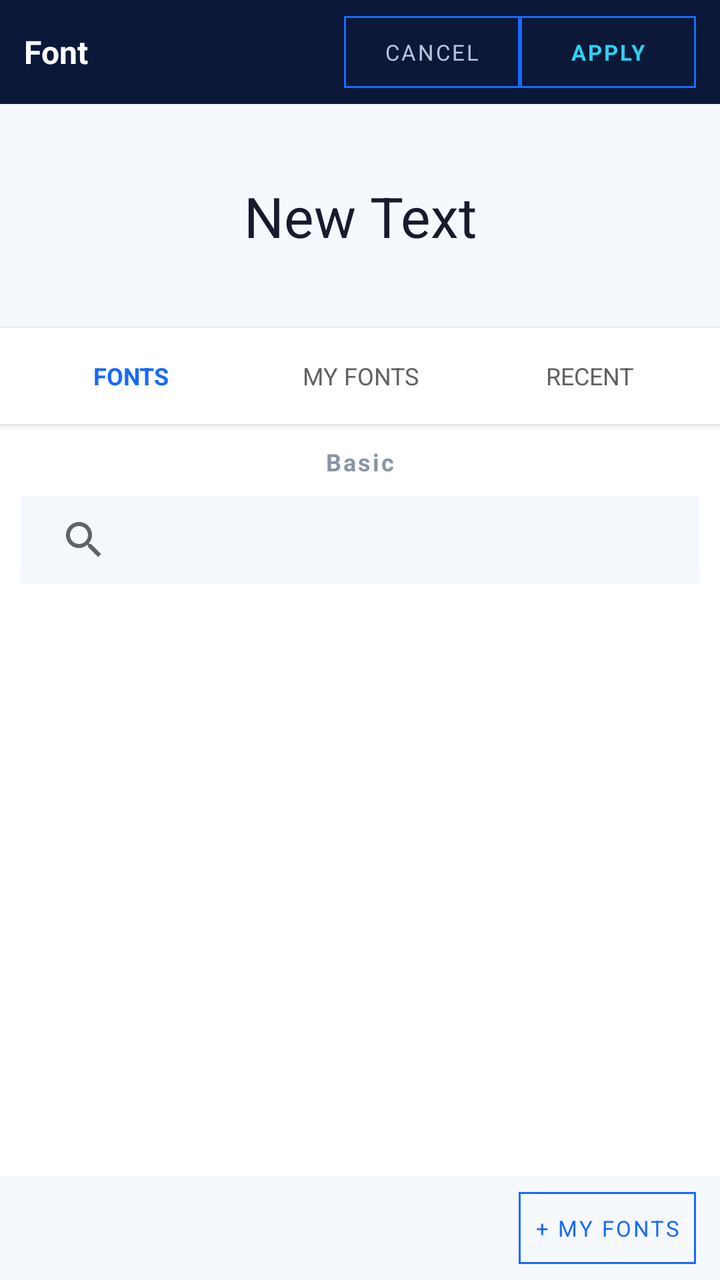
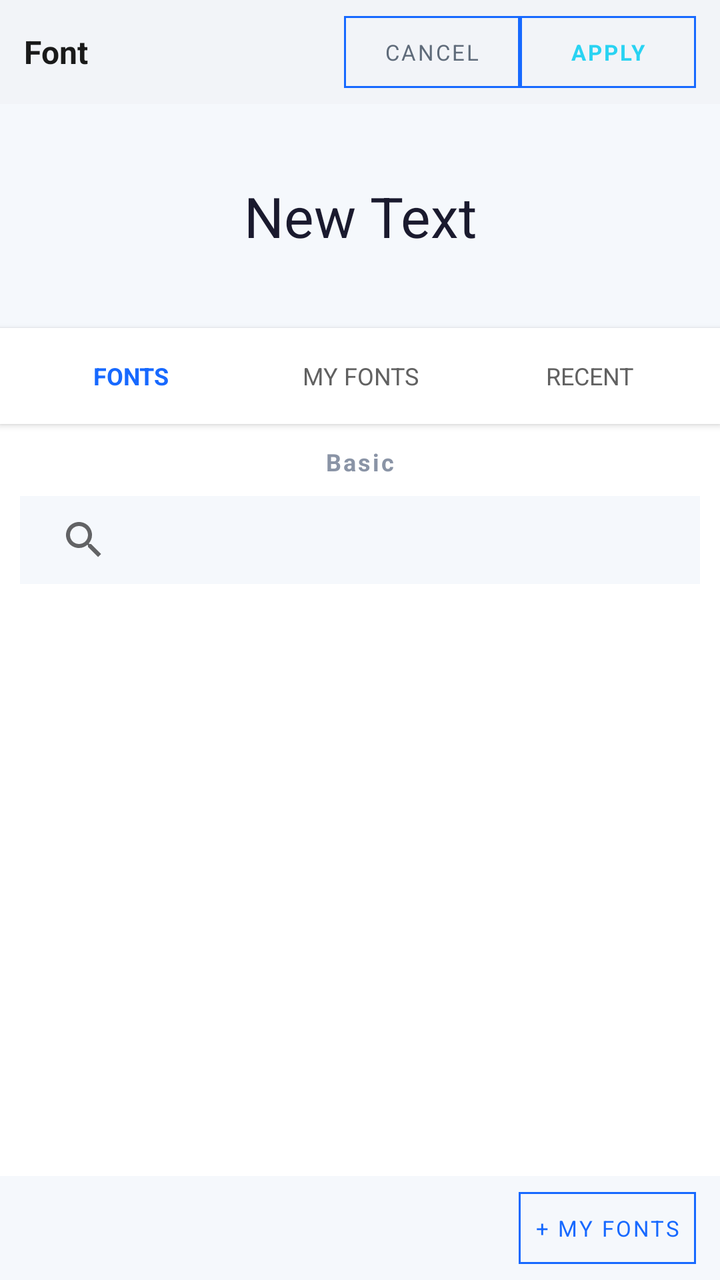

The first picture is an Android layout as it rendered before a commit; the second is the same layout after the commit. The layout source and the unified diff follow.
<!-- AndroidManifest.xml: application theme AppTheme -->
<!-- res/layout/dialog_font_picker.xml -->
<?xml version="1.0" encoding="utf-8"?>
<LinearLayout xmlns:android="http://schemas.android.com/apk/res/android"
    android:layout_width="match_parent"
    android:layout_height="match_parent"
    android:orientation="vertical"
    android:background="#FFFFFF">

    <LinearLayout
        android:layout_width="match_parent"
        android:layout_height="52dp"
        android:gravity="center_vertical"
        android:orientation="horizontal"
        android:background="#0B1838"
        android:paddingHorizontal="12dp">

        <TextView
            android:layout_width="0dp"
            android:layout_height="match_parent"
            android:layout_weight="1"
            android:gravity="center_vertical"
            android:text="Font"
            android:textColor="#FFFFFF"
            android:textSize="16sp"
            android:textStyle="bold" />

        <com.google.android.material.button.MaterialButton
            android:id="@+id/btnFontCancel"
            style="@style/Widget.MaterialComponents.Button.TextButton"
            android:layout_width="wrap_content"
            android:layout_height="wrap_content"
            android:text="CANCEL"
            android:textColor="#B8C4DA"
            android:textSize="11sp" />

        <com.google.android.material.button.MaterialButton
            android:id="@+id/btnFontOk"
            style="@style/Widget.MaterialComponents.Button.TextButton"
            android:layout_width="wrap_content"
            android:layout_height="wrap_content"
            android:text="APPLY"
            android:textColor="#29D3F2"
            android:textSize="11sp"
            android:textStyle="bold" />
    </LinearLayout>

    <TextView
        android:id="@+id/tvFontPreview"
        android:layout_width="match_parent"
        android:layout_height="112dp"
        android:gravity="center"
        android:maxLines="2"
        android:ellipsize="end"
        android:text="New Text"
        android:textColor="#1A1A2E"
        android:textSize="28sp"
        android:background="#F5F8FC"
        android:paddingHorizontal="20dp" />

    <LinearLayout
        android:layout_width="match_parent"
        android:layout_height="48dp"
        android:gravity="center_vertical"
        android:orientation="horizontal"
        android:background="#FFFFFF"
        android:paddingHorizontal="8dp"
        android:elevation="2dp">

        <TextView
            android:id="@+id/tabFonts"
            android:layout_width="0dp"
            android:layout_height="match_parent"
            android:layout_weight="1"
            android:gravity="center"
            android:text="FONTS"
            android:textColor="#1769FF"
            android:textSize="12sp"
            android:textStyle="bold" />

        <TextView
            android:id="@+id/tabMyFonts"
            android:layout_width="0dp"
            android:layout_height="match_parent"
            android:layout_weight="1"
            android:gravity="center"
            android:text="MY FONTS"
            android:textColor="#616161"
            android:textSize="12sp" />

        <TextView
            android:id="@+id/tabRecent"
            android:layout_width="0dp"
            android:layout_height="match_parent"
            android:layout_weight="1"
            android:gravity="center"
            android:text="RECENT"
            android:textColor="#616161"
            android:textSize="12sp" />
    </LinearLayout>

    <View
        android:id="@+id/fontTabIndicator"
        android:layout_width="0dp"
        android:layout_height="2dp"
        android:background="#1769FF" />

    <TextView
        android:id="@+id/tvFontCategory"
        android:layout_width="match_parent"
        android:layout_height="34dp"
        android:gravity="center"
        android:text="Basic"
        android:textColor="#8A94A6"
        android:textSize="12sp"
        android:textStyle="bold"
        android:letterSpacing="0.08" />

    <androidx.appcompat.widget.SearchView
        android:id="@+id/searchFont"
        android:layout_width="match_parent"
        android:layout_height="44dp"
        android:layout_marginHorizontal="10dp"
        android:layout_marginBottom="4dp"
        android:background="#F5F8FC"
        android:queryHint="Search fonts"
        android:iconifiedByDefault="false"
        android:paddingHorizontal="8dp" />

    <androidx.recyclerview.widget.RecyclerView
        android:id="@+id/rvFontPicker"
        android:layout_width="match_parent"
        android:layout_height="0dp"
        android:layout_weight="1"
        android:clipToPadding="false"
        android:paddingHorizontal="8dp"
        android:paddingVertical="4dp"
        android:scrollbars="vertical" />

    <LinearLayout
        android:layout_width="match_parent"
        android:layout_height="52dp"
        android:gravity="center_vertical|end"
        android:orientation="horizontal"
        android:background="#F5F8FC"
        android:paddingHorizontal="12dp">

        <com.google.android.material.button.MaterialButton
            android:id="@+id/btnAddCustomFont"
            style="@style/Widget.MaterialComponents.Button.TextButton"
            android:layout_width="wrap_content"
            android:layout_height="wrap_content"
            android:text="+ My Fonts"
            android:textColor="#1769FF"
            android:textSize="11sp" />
    </LinearLayout>
</LinearLayout>
<!-- resources referenced by this layout -->
<resources>
  <color name="white">#fff</color>
  <color name="black">#000</color>
  <color name="brand_navy">#07164F</color>
  <color name="brand_blue">#1769FF</color>
  <color name="gray">#616161</color>
  <style name="AppTextInputLayout" parent="Widget.MaterialComponents.TextInputLayout.OutlinedBox.Dense">
          <item name="boxStrokeColor">@color/brand_blue</item>
          <item name="counterTextColor">@color/gray</item>
          <item name="hintTextColor">@color/gray</item>
          <item name="boxCornerRadiusBottomEnd">0dp</item>
          <item name="boxCornerRadiusBottomStart">0dp</item>
          <item name="boxCornerRadiusTopStart">0dp</item>
          <item name="boxCornerRadiusTopEnd">0dp</item>
      </style>
  <style name="AppBottomNavigation" parent="Widget.MaterialComponents.BottomNavigationView.Colored">
  
      </style>
  <style name="AppButton" parent="Widget.MaterialComponents.Button.UnelevatedButton">
          <item name="strokeColor">@color/brand_blue</item>
          <item name="strokeWidth">1dp</item>
          <item name="android:textColor">@color/brand_blue</item>
      </style>
  <style name="ButtonText" parent="TextAppearance.MaterialComponents.Button">
          <item name="fontFamily">@font/raleway_semibold</item>
      </style>
  <style name="Body1Text" parent="TextAppearance.MaterialComponents.Body1">
          <item name="fontFamily">@font/raleway_semibold</item>
      </style>
  <style name="Body2Text" parent="TextAppearance.MaterialComponents.Body2">
          <item name="fontFamily">@font/raleway_semibold</item>
      </style>
  <style name="CaptionText" parent="TextAppearance.MaterialComponents.Caption">
          <item name="fontFamily">@font/raleway_semibold</item>
      </style>
  <style name="Headline4Text" parent="TextAppearance.MaterialComponents.Headline6">
          <item name="fontFamily">@font/raleway_semibold</item>
      </style>
  <style name="Headline5Text" parent="TextAppearance.MaterialComponents.Headline6">
          <item name="fontFamily">@font/raleway_semibold</item>
      </style>
  <style name="Headline6Text" parent="TextAppearance.MaterialComponents.Headline6">
          <item name="fontFamily">@font/raleway_semibold</item>
      </style>
  <style name="AppFloatingActionButton" parent="Widget.MaterialComponents.FloatingActionButton">
          <item name="shapeAppearanceOverlay">@style/FloatingActionButton</item>
      </style>
  <style name="SmallComponent" parent="ShapeAppearance.MaterialComponents.SmallComponent">
          <item name="cornerFamily">cut</item>
          <item name="cornerSize">0dp</item>
      </style>
  <style name="MediumComponent" parent="ShapeAppearance.MaterialComponents.MediumComponent">
          <item name="cornerFamily">cut</item>
          <item name="cornerSize">0dp</item>
      </style>
  <style name="LargeComponent" parent="ShapeAppearance.MaterialComponents.LargeComponent">
          <item name="cornerFamily">cut</item>
          <item name="cornerSize">0dp</item>
      </style>
  <style name="FloatingActionButton" parent="ShapeAppearanceOverlay.MaterialComponents.FloatingActionButton">
      </style>
  <!-- unchanged entries left out for length: 1 -->
</resources>

<!-- the commit's change to res/layout/dialog_font_picker.xml (unified diff, before → after) -->
@@ -10,7 +10,7 @@
         android:layout_height="52dp"
         android:gravity="center_vertical"
         android:orientation="horizontal"
-        android:background="#0B1838"
+        android:background="@color/light_surface_alt"
         android:paddingHorizontal="12dp">
 
         <TextView
@@ -19,7 +19,7 @@
             android:layout_weight="1"
             android:gravity="center_vertical"
             android:text="Font"
-            android:textColor="#FFFFFF"
+            android:textColor="@color/light_text_primary"
             android:textSize="16sp"
             android:textStyle="bold" />
 
@@ -29,7 +29,7 @@
             android:layout_width="wrap_content"
             android:layout_height="wrap_content"
             android:text="CANCEL"
-            android:textColor="#B8C4DA"
+            android:textColor="@color/light_text_secondary"
             android:textSize="11sp" />
 
         <com.google.android.material.button.MaterialButton
<!-- resource entries referenced after the edit -->
@@ -1,5 +1,8 @@
 <!-- resources referenced by this layout -->
 <resources>
+  <color name="light_surface_alt">#F2F4F8</color>
+  <color name="light_text_primary">#1A1A1A</color>
+  <color name="light_text_secondary">#5F6B7A</color>
   <color name="white">#fff</color>
   <color name="black">#000</color>
   <color name="brand_navy">#07164F</color>
